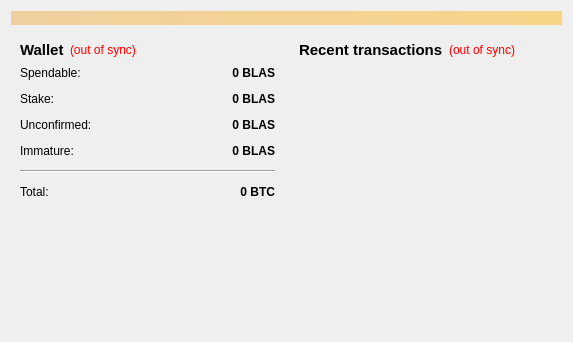
Before: the Qt Designer form src/qt/forms/overviewpage.ui in MyCryptoCoins/Helium, drawn with Qt 5.
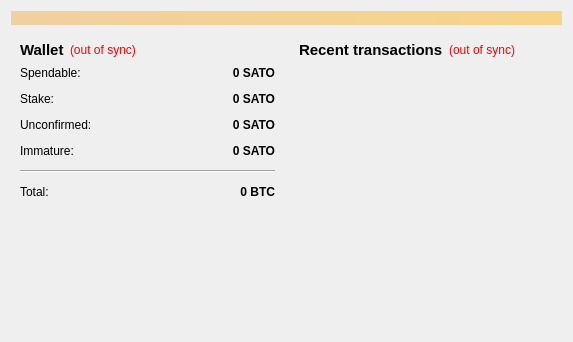
After: the same form once the commit is applied.

What changed in the file:
```diff
--- a/src/qt/forms/overviewpage.ui
+++ b/src/qt/forms/overviewpage.ui
@@ -118,7 +118,7 @@
                <string>Your current spendable balance</string>
               </property>
               <property name="text">
-               <string notr="true">0 BLAS</string>
+               <string notr="true">0 SATO</string>
               </property>
               <property name="alignment">
                <set>Qt::AlignRight|Qt::AlignTrailing|Qt::AlignVCenter</set>
@@ -150,7 +150,7 @@
                <string>Total of coins that was staked, and do not yet count toward the current balance</string>
               </property>
               <property name="text">
-               <string notr="true">0 BLAS</string>
+               <string notr="true">0 SATO</string>
               </property>
               <property name="alignment">
                <set>Qt::AlignRight|Qt::AlignTrailing|Qt::AlignVCenter</set>
@@ -182,7 +182,7 @@
                <string>Total of transactions that have yet to be confirmed, and do not yet count toward the current balance</string>
               </property>
               <property name="text">
-               <string notr="true">0 BLAS</string>
+               <string notr="true">0 SATO</string>
               </property>
               <property name="alignment">
                <set>Qt::AlignRight|Qt::AlignTrailing|Qt::AlignVCenter</set>
@@ -211,7 +211,7 @@
                <string>Mined balance that has not yet matured</string>
               </property>
               <property name="text">
-               <string notr="true">0 BLAS</string>
+               <string notr="true">0 SATO</string>
               </property>
               <property name="alignment">
                <set>Qt::AlignRight|Qt::AlignTrailing|Qt::AlignVCenter</set>
```
Left out of the diff: 4 changed lines with no effect on the pictures.
